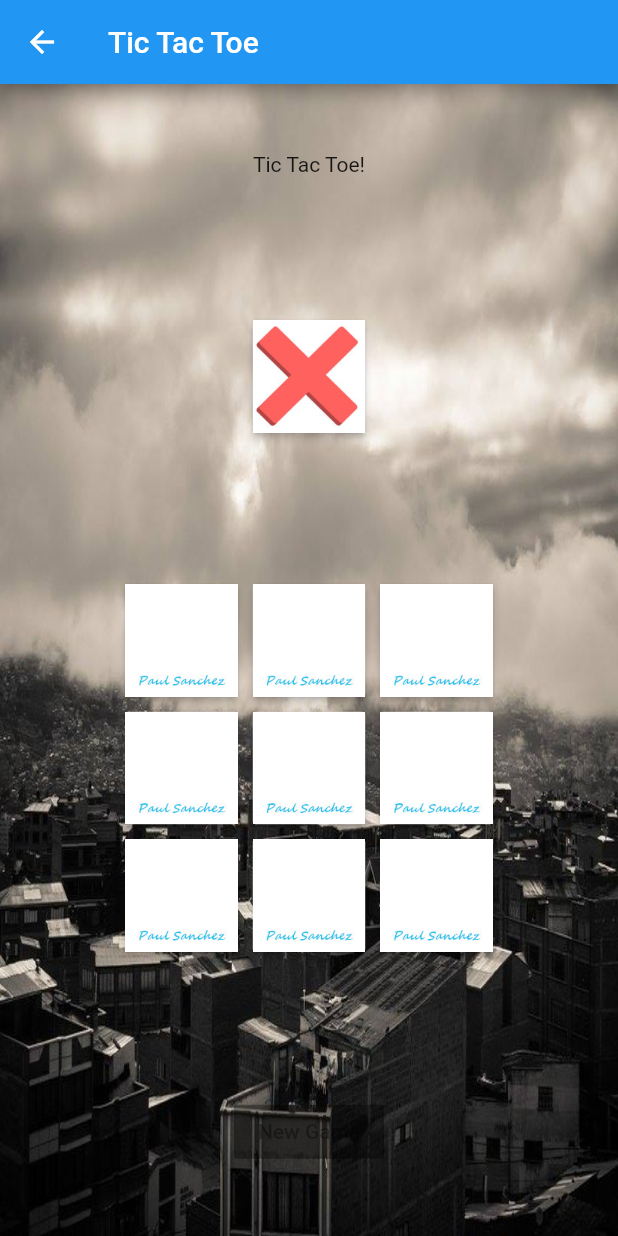
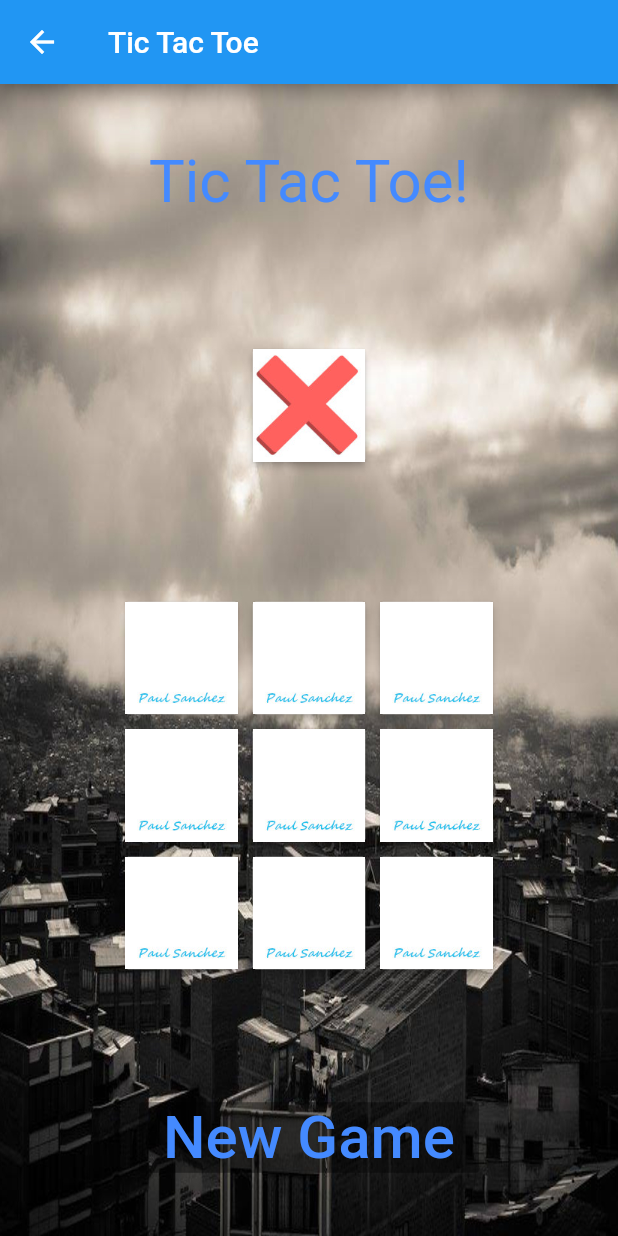
Before and after one commit to paulpsan/app-flutter-create, a Flutter app: the screen it shows after launch, on a phone screen of 412 x 824 dp. Run offline on Flutter 3.47's test engine with Material 2 defaults, Android fonts, the phone set to English and light mode, and no system bars.

Commit message:
add view win!

```diff
--- a/lib/main.dart
+++ b/lib/main.dart
@@ -40,11 +40,14 @@ class BodyWidget extends StatefulWidget {
 class _BodyWidgetState extends State<BodyWidget> {
   String _icon = "assets/images/init.jpg";
   String _turn = imgX;
+  bool _win = false;
   bool _active = false;
+  final _style = TextStyle(color: Colors.blueAccent, fontSize: 40);
   void _handleTapboxChanged() {
     setState(() {
       _icon = "assets/images/init.jpg";
       turn = imgX;
+      _win = false;
       aG = [
         ["", "", ""],
         ["", "", ""],
@@ -55,7 +58,6 @@ class _BodyWidgetState extends State<BodyWidget> {
 
   void _handleTurnChanged(String value) {
     setState(() {
-      print(turn);
       _turn = turn;
     });
   }
@@ -63,16 +65,21 @@ class _BodyWidgetState extends State<BodyWidget> {
   void _onWinner(String value) {
     setState(() {
       print(value);
+      if (value != null) {
+        _win = true;
+        _turn = value == "X" ? imgX : imgO;
+      }
     });
   }
 
   @override
   Widget build(BuildContext context) {
-    return Column(
+    return !_win
+        ? Column(
             mainAxisAlignment: MainAxisAlignment.spaceAround,
             children: <Widget>[
               Center(
-          child: Text('Tic Tac Toe!'),
+                child: Text('Tic Tac Toe!', style: _style),
               ),
               GestureDetector(
                 child: ABC(0, 0, false, _turn, _handleTurnChanged, _onWinner),
@@ -108,7 +115,23 @@ class _BodyWidgetState extends State<BodyWidget> {
               ),
               GestureDetector(
                   onTap: _handleTapboxChanged,
-            child: RaisedButton(child: Text('New Game'))),
+                  child: RaisedButton(child: Text('New Game', style: _style))),
+            ],
+          )
+        : Column(
+            mainAxisAlignment: MainAxisAlignment.spaceAround,
+            children: <Widget>[
+              Center(
+                child: Text('El Ganador Es :'),
+              ),
+              ABC(0, 0, false, _turn, _handleTurnChanged, _onWinner),
+              GestureDetector(
+                  onTap: _handleTapboxChanged,
+                  child: RaisedButton(
+                      child: Text(
+                    'New Game',
+                    style: _style,
+                  ))),
             ],
           );
   }
@@ -169,10 +192,9 @@ class _ABC extends State<ABC> {
         }
       }
       print(aG);
-      var res = checkWinner(aG);
+      String res = checkWinner(aG);
       if (res != null) {
-        print("object $res");
-        widget.winner(turn);
+        widget.winner(res);
       }
     });
   }
```
Lines whose indentation alone changed are shown as unchanged.
